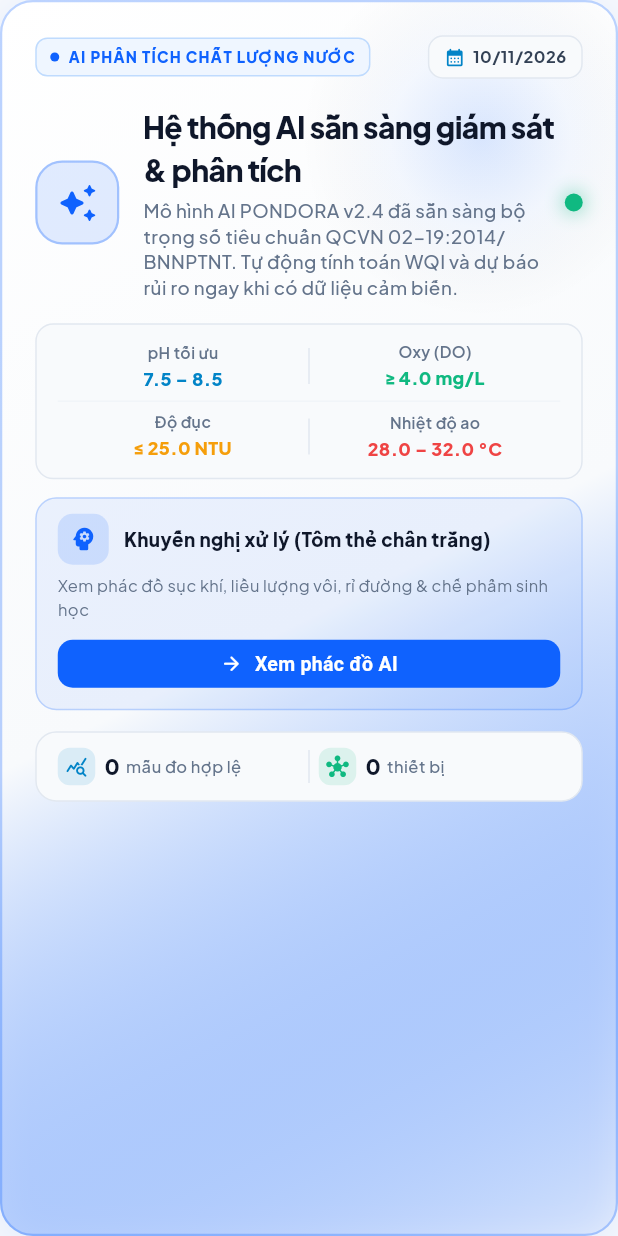
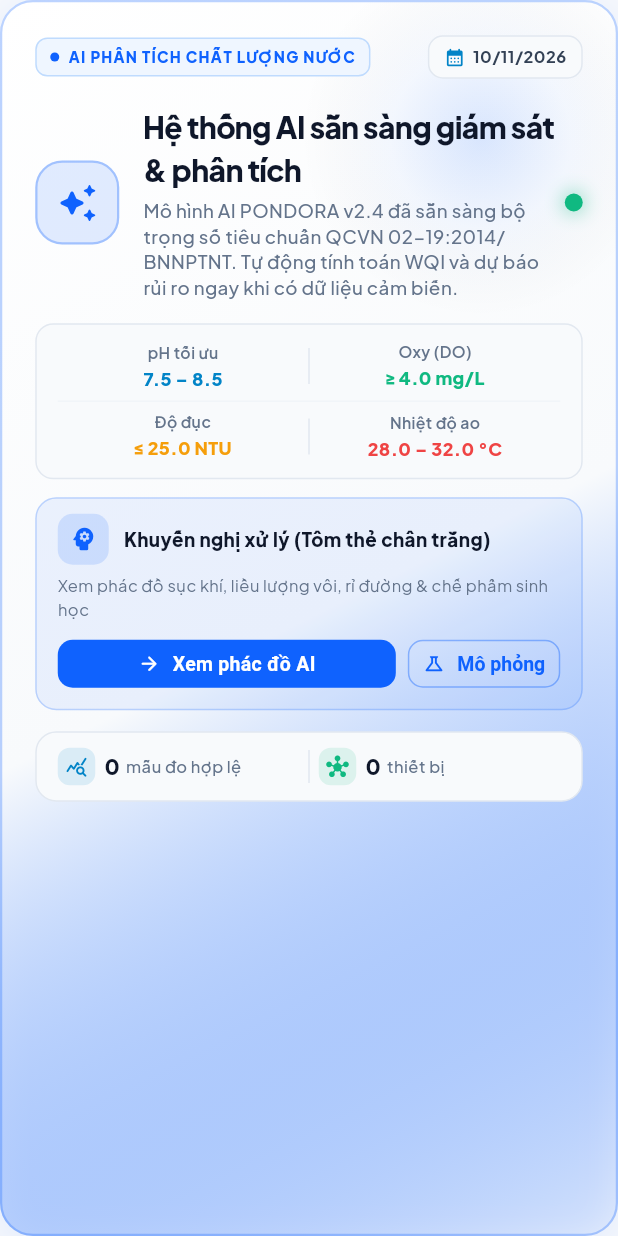
Before and after one commit to minhkhoanguyen0106-png/doan4, a Flutter app: the AssessmentCard widget shown alone on an empty page, opened directly with sample values from the repository, on a phone screen of 412 x 824 dp. Run offline on Flutter 3.47's test engine with Material 3 defaults, Android fonts, the phone set to English and light mode, and no system bars; our stand-ins replace flutter_secure_storage, google_fonts; missing offline and left inert: dart:html, dart:js_interop; accounts and stored records are empty.

Commit message:
feat(simulation): add mobile and overview AI simulation controls with instant status synchronization

```diff
--- a/frontend/lib/screens/tabs/overview_tab.dart
+++ b/frontend/lib/screens/tabs/overview_tab.dart
@@ -34,6 +34,7 @@ class OverviewTab extends StatelessWidget {
     required this.onResolveAlert,
     required this.onSelectSpecies,
     required this.onViewActionPlan,
+    this.onSimulate,
   });
 
   final List<MonitoringSite> sites;
@@ -61,6 +62,7 @@ class OverviewTab extends StatelessWidget {
   final ValueChanged<WaterAlert> onResolveAlert;
   final ValueChanged<AquacultureSpecies> onSelectSpecies;
   final VoidCallback onViewActionPlan;
+  final VoidCallback? onSimulate;
 
   @override
   Widget build(BuildContext context) {
@@ -324,6 +326,7 @@ class OverviewTab extends StatelessWidget {
             onPickDay: onChooseDay,
             species: species,
             onViewActionPlan: onViewActionPlan,
+            onSimulate: onSimulate,
           ),
           const SizedBox(height: 20),
           Row(
--- a/frontend/lib/widgets/stat_cards.dart
+++ b/frontend/lib/widgets/stat_cards.dart
@@ -12,6 +12,7 @@ class AssessmentCard extends StatelessWidget {
     required this.onPickDay,
     this.species,
     this.onViewActionPlan,
+    this.onSimulate,
   });
 
   final String level;
@@ -21,6 +22,7 @@ class AssessmentCard extends StatelessWidget {
   final VoidCallback onPickDay;
   final AquacultureSpecies? species;
   final VoidCallback? onViewActionPlan;
+  final VoidCallback? onSimulate;
 
   @override
   Widget build(BuildContext context) {
@@ -318,8 +320,9 @@ class AssessmentCard extends StatelessWidget {
                                 ),
                               ),
                               const SizedBox(height: 8),
-                              SizedBox(
-                                width: double.infinity,
+                              Row(
+                                children: [
+                                  Expanded(
                                     child: FilledButton.icon(
                                       onPressed: onViewActionPlan,
                                       icon: const Icon(Icons.arrow_forward_rounded, size: 15),
@@ -334,6 +337,25 @@ class AssessmentCard extends StatelessWidget {
                                         ),
                                       ),
                                     ),
+                                  ),
+                                  if (onSimulate != null) ...[
+                                    const SizedBox(width: 8),
+                                    OutlinedButton.icon(
+                                      onPressed: onSimulate,
+                                      icon: const Icon(Icons.science_outlined, size: 15),
+                                      label: const Text('Mô phỏng'),
+                                      style: OutlinedButton.styleFrom(
+                                        foregroundColor: accentColor,
+                                        side: BorderSide(color: accentColor.withValues(alpha: 0.4)),
+                                        visualDensity: VisualDensity.compact,
+                                        padding: const EdgeInsets.symmetric(horizontal: 10, vertical: 8),
+                                        shape: RoundedRectangleBorder(
+                                          borderRadius: BorderRadius.circular(10),
+                                        ),
+                                      ),
+                                    ),
+                                  ],
+                                ],
                               ),
                             ],
                           )
@@ -371,6 +393,23 @@ class AssessmentCard extends StatelessWidget {
                                   ],
                                 ),
                               ),
+                              if (onSimulate != null) ...[
+                                OutlinedButton.icon(
+                                  onPressed: onSimulate,
+                                  icon: const Icon(Icons.science_outlined, size: 15),
+                                  label: const Text('Mô phỏng'),
+                                  style: OutlinedButton.styleFrom(
+                                    foregroundColor: accentColor,
+                                    side: BorderSide(color: accentColor.withValues(alpha: 0.4)),
+                                    visualDensity: VisualDensity.compact,
+                                    padding: const EdgeInsets.symmetric(horizontal: 12, vertical: 8),
+                                    shape: RoundedRectangleBorder(
+                                      borderRadius: BorderRadius.circular(10),
+                                    ),
+                                  ),
+                                ),
+                                const SizedBox(width: 8),
+                              ],
                               FilledButton.icon(
                                 onPressed: onViewActionPlan,
                                 icon: const Icon(Icons.arrow_forward_rounded, size: 15),
```
Also changed, not shown: frontend/lib/screens/home/water_home_screen.dart (+24 -1 lines). Lines whose indentation alone changed are shown as unchanged.
